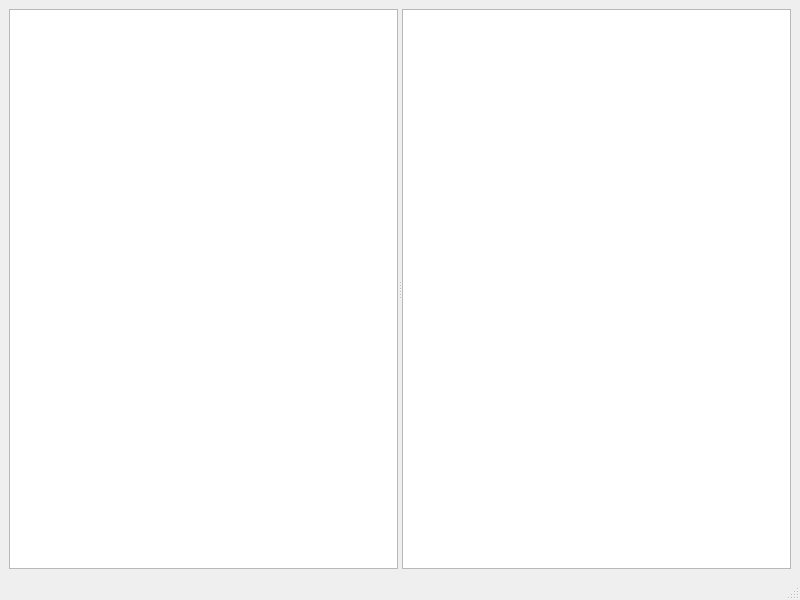
Before: the Qt Designer form src/mainwindow.ui in sundayzsy/DeviceCtrlService, drawn with Qt 5.
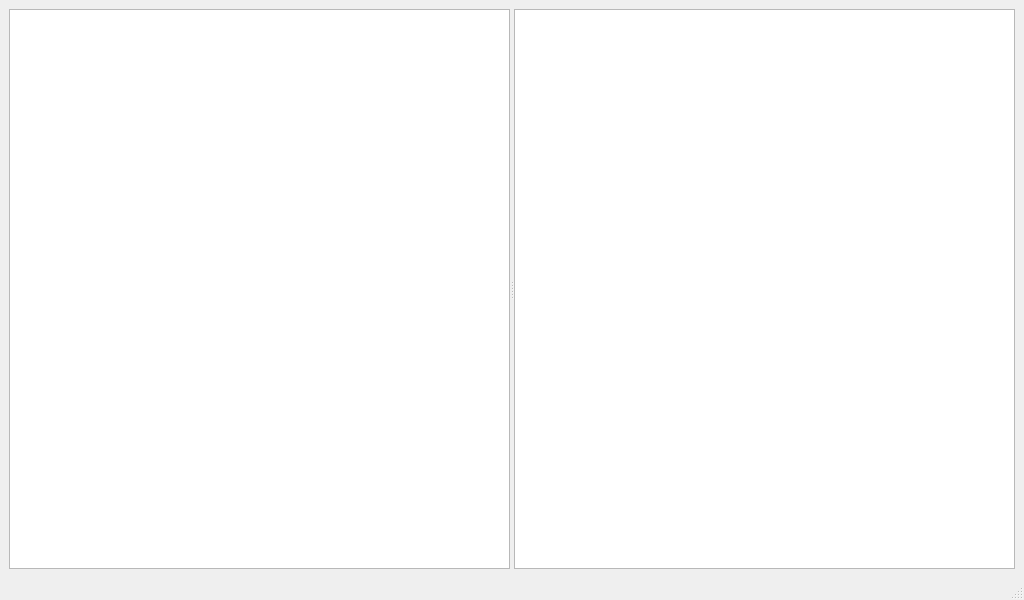
After: the same form once the commit is applied.

```diff
--- a/src/mainwindow.ui
+++ b/src/mainwindow.ui
@@ -6,7 +6,7 @@
    <rect>
     <x>0</x>
     <y>0</y>
-    <width>800</width>
+    <width>1024</width>
     <height>600</height>
    </rect>
   </property>
```
